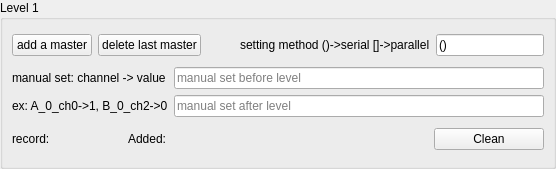
The window that core/ui/individual_level.ui (lictailer/zmeter) describes before a commit, drawn with Qt 5.
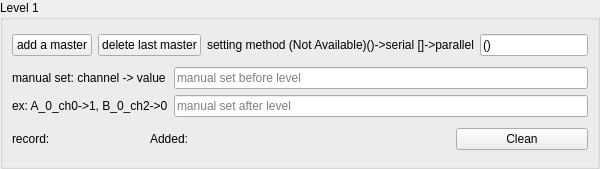
The same window after the commit.

What changed in the file:
```diff
--- a/core/ui/individual_level.ui
+++ b/core/ui/individual_level.ui
@@ -67,7 +67,7 @@
         <item>
          <widget class="QLabel" name="label">
           <property name="text">
-           <string>setting method ()-&gt;serial []-&gt;parallel</string>
+           <string>setting method (Not Available)()-&gt;serial []-&gt;parallel</string>
           </property>
          </widget>
         </item>
```
